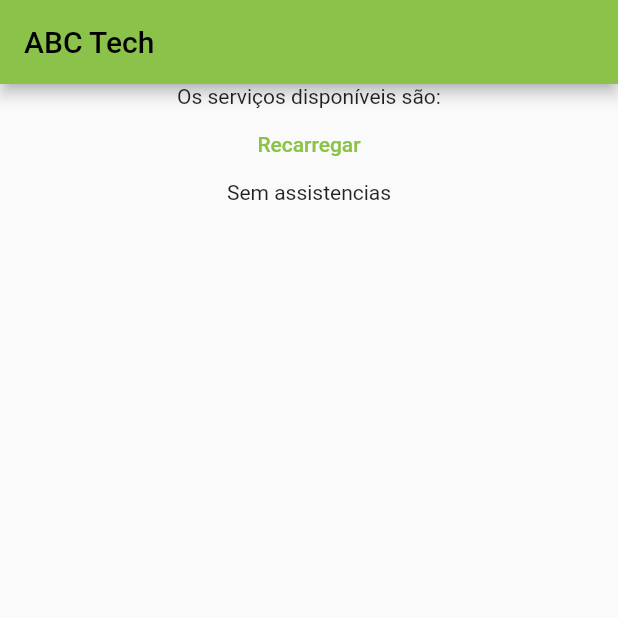
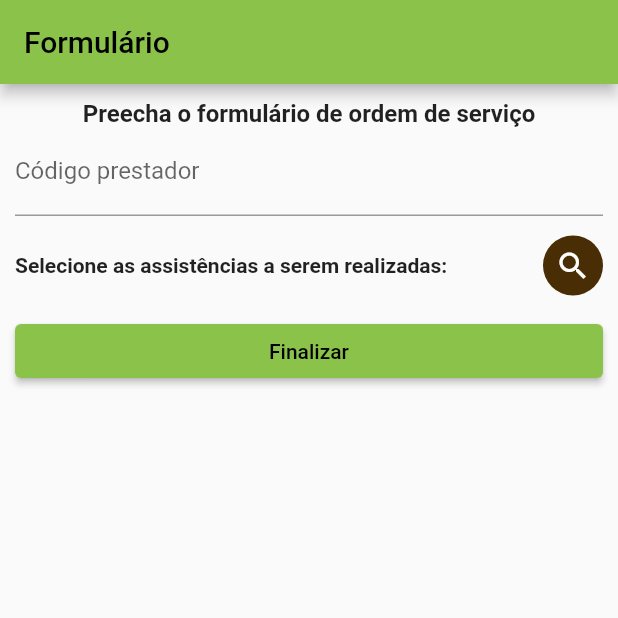
Before and after one commit to EduardoVicentin/10aojoFront, a Flutter app: the screen it shows after launch, on a phone screen of 412 x 824 dp, the top half of it. Run offline on Flutter 3.47's test engine with Material 2 defaults, Android fonts, the phone set to English and light mode, and no system bars; our stand-ins replace geolocator, get.

Commit message:
Order page + Controller

```diff
--- /dev/null
+++ b/lib/controller/order_controller.dart
@@ -0,0 +1,35 @@
+import 'dart:developer';
+import 'package:abc_tech_app/model/assist.dart';
+import 'package:abc_tech_app/service/geolocation.service.dart';
+import 'package:flutter/widgets.dart';
+import 'package:get/get.dart';
+
+class OrderController extends GetxController{
+  final GeolocatorService _geolocationService;
+  final formKey = GlobalKey<FormState>();
+  final operatorIDController = TextEditingController();
+  final selectedAssists = <Assist>[].obs;
+
+  OrderController(this._geolocationService);
+
+  @override
+  void onInit() {
+    super.onInit();
+    _geolocationService.start();
+  }
+
+  getLocation () {
+    _geolocationService.getPosition().then((value) => log(value.toJson().toString()));
+  }
+
+  finishStartOrder(){
+    log("Teste");
+
+  }
+  selectAssists(){
+    Get.toNamed("/assists", arguments: selectedAssists);
+  }
+
+
+
+}
--- a/lib/main.dart
+++ b/lib/main.dart
@@ -1,11 +1,12 @@
 import 'package:abc_tech_app/pages/home_bind.dart';
+import 'package:abc_tech_app/pages/home_page.dart';
+import 'package:abc_tech_app/pages/order_bind.dart';
+import 'package:abc_tech_app/pages/order_page.dart';
 import 'package:abc_tech_app/provider/assist_provider.dart';
 import 'package:abc_tech_app/service/assist_service.dart';
 import 'package:flutter/material.dart';
 import 'package:get/instance_manager.dart';
 import 'package:get/route_manager.dart';
-
-import 'pages/home_page.dart';
 
 void main() {
   initService();
@@ -38,7 +39,8 @@ class MyApp extends StatelessWidget {
         primarySwatch: Colors.lightGreen,
       ),
       getPages: [
-        GetPage(name: "/", page: () => const HomePage(), binding: HomeBind())
+        GetPage(name: "/", page: () =>  const OrderPage(), binding: OrderBind()),
+        GetPage(name: "/assists", page: () => const HomePage(), binding: HomeBind())
       ],
     );
   }
--- /dev/null
+++ b/lib/pages/order_bind.dart
@@ -0,0 +1,11 @@
+import 'package:abc_tech_app/controller/order_controller.dart';
+import 'package:abc_tech_app/service/geolocation.service.dart';
+import 'package:get/get.dart';
+
+class OrderBind extends Bindings{
+  @override
+  void dependencies() {
+    Get.lazyPut<OrderController>(() => OrderController(GeolocatorService()));
+  }
+
+}
--- /dev/null
+++ b/lib/pages/order_page.dart
@@ -0,0 +1,81 @@
+import 'package:abc_tech_app/controller/order_controller.dart';
+import 'package:abc_tech_app/model/assist.dart';
+import 'package:flutter/material.dart';
+import 'package:flutter/services.dart';
+import 'package:get/get_state_manager/get_state_manager.dart';
+
+class OrderPage extends GetView<OrderController>
+{
+  const OrderPage({Key? key}) : super (key: key);
+
+Widget _renderAssists (List<Assist> assists){
+  return ListView.builder(
+    shrinkWrap: true,
+    itemCount: assists.length,
+    itemBuilder: (context, index) => ListTile(title: Text(assists[index].name)));
+
+}
+
+
+  @override
+  Widget build(BuildContext context) {
+    return Scaffold(
+      appBar: AppBar(title: const Text("Formulário")),
+      body: Container(
+        constraints: const BoxConstraints.expand(),
+        padding: const EdgeInsets.all(10.0),
+        child: SingleChildScrollView(
+            child: Form(
+              key: controller.formKey,
+              child: Column(mainAxisAlignment: MainAxisAlignment.center,
+              children: <Widget>[
+                Row(
+                  children: const [Expanded(child: Text("Preecha o formulário de ordem de serviço",
+                  textAlign: TextAlign.center, style: TextStyle(fontSize: 16.0, fontWeight: FontWeight.bold))),
+                  ]),
+                   TextFormField(controller: controller.operatorIDController,
+                  inputFormatters: [FilteringTextInputFormatter.digitsOnly],
+                  keyboardType: TextInputType.number,
+                  decoration: const InputDecoration(labelText: "Código prestador"), textAlign: TextAlign.center,
+                  ),
+                  Row(
+                    children: [
+                      const Expanded(child: Padding (
+                        padding: EdgeInsets.only(top: 25, bottom: 25),
+                        child: Text("Selecione as assistências a serem realizadas:",
+                        textAlign: TextAlign.left,
+                        style: TextStyle(
+                          fontSize: 14.0, fontWeight: FontWeight.bold)),)),
+                        Ink(
+                          decoration: const ShapeDecoration(
+                            shape: CircleBorder(), color: Color.fromARGB(255, 73, 45, 4)),
+                            width: 40,
+                            height: 40,
+                            child: IconButton(
+                              icon: const Icon(Icons.search, color:Colors.white),
+                            onPressed: () => controller.selectAssists())
+                         )
+
+                    ],
+                  ),
+                  Obx(() => _renderAssists(controller.selectedAssists)),
+
+                  Row (
+                    children: [
+                      Expanded(
+                        child: ElevatedButton(
+                          onPressed: controller.finishStartOrder,
+                          child: const Text("Finalizar"),
+                          ))
+                    ],
+                  )
+
+
+                ],
+              )),)
+        )
+
+    );
+
+  }
+}
--- a/lib/service/geolocation.service.dart
+++ b/lib/service/geolocation.service.dart
@@ -1,4 +1,5 @@
-import 'package:geolocator/geolocator.dart';
+import 'package:geolocator/geolocator.dart' show Geolocator, LocationPermission, Position;
+
 
 abstract class GeolocatorServiceInterface{
   Future<bool> _enableService();
--- a/pubspec.yaml
+++ b/pubspec.yaml
@@ -37,7 +37,7 @@ dependencies:
   # Use with the CupertinoIcons class for iOS style icons.
   cupertino_icons: ^1.0.2
   get: ^4.6.5
-  geolocator: ^6.1.14
+  geolocator: ^9.0.2
 
 
 dev_dependencies:
```
Also changed, not shown: pubspec.lock, 3 other files.
